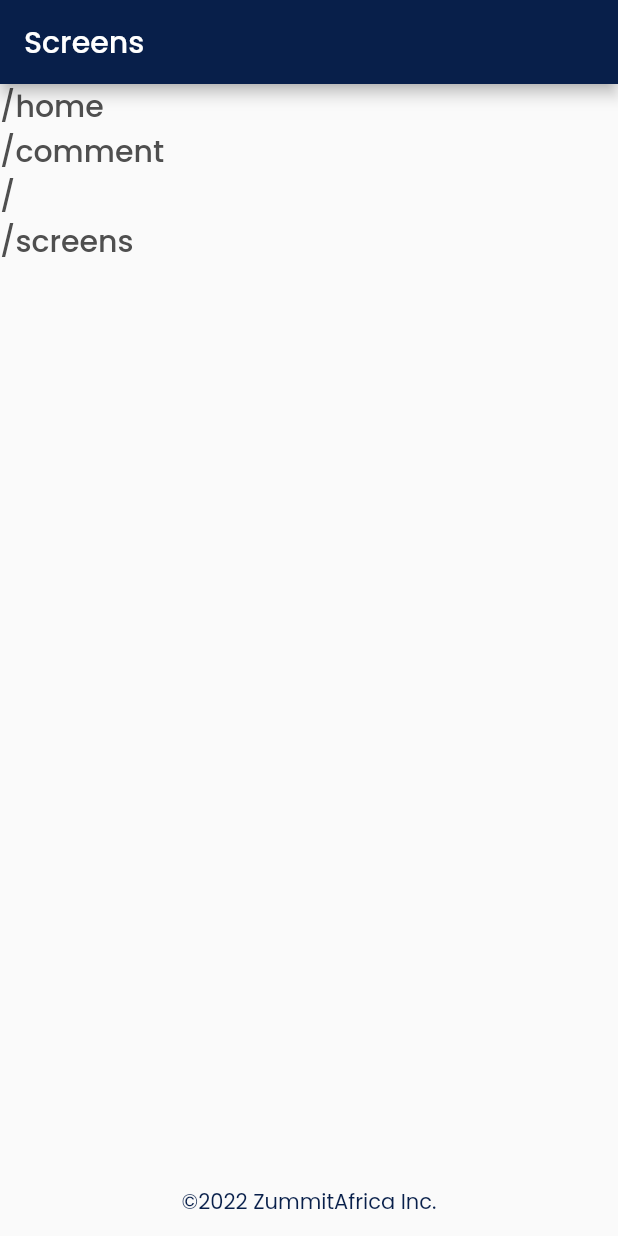
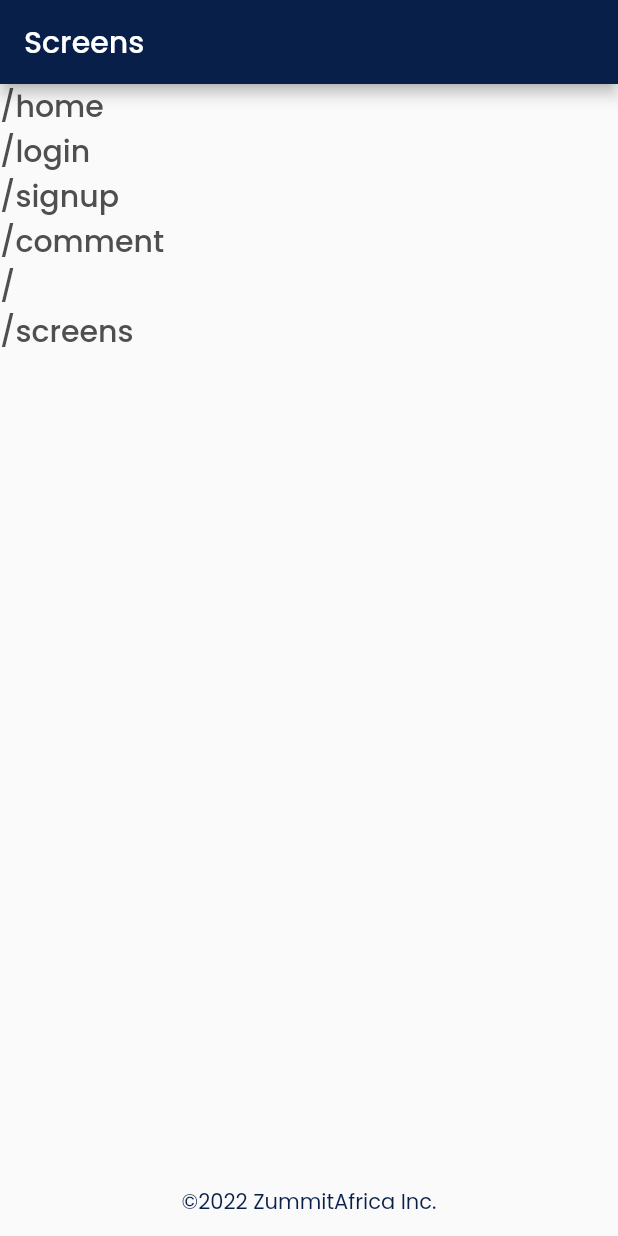
Before and after one commit to Zummit-Africa-Inc/sumry_man_mobile, a Flutter app: the screen it shows after launch, on a phone screen of 412 x 824 dp. Run offline on Flutter 3.47's test engine with Material 2 defaults, Android fonts, the phone set to English and light mode, and no system bars; our stand-ins replace google_fonts.

Commit message:
merged Mikhaeel branch

```diff
--- a/lib/components/buttons.dart
+++ b/lib/components/buttons.dart
@@ -1,5 +1,7 @@
 import 'package:flutter/material.dart';
 import 'package:sumry_app/utils/designs/colors.dart';
+
+import '../utils/designs/styles.dart';
 
 class AppButton extends StatelessWidget {
   final VoidCallback? onPressed;
--- a/lib/models/pages.dart
+++ /dev/null
@@ -1,4 +0,0 @@
-class SumryManApp {
-  static String signUpPath = '/';
-  static String signInPath = 'signIn';
-}
--- a/lib/screens/about_screen.dart
+++ b/lib/screens/about_screen.dart
@@ -1,7 +1,8 @@
 // ignore_for_file: prefer_const_constructors
 
 import 'package:flutter/material.dart';
-import 'package:sumry_app/utilis/designs/colors.dart';
+
+import '../utils/designs/colors.dart';
 
 class AboutScreen extends StatelessWidget {
   const AboutScreen({Key? key}) : super(key: key);
--- a/lib/screens/login_screen.dart
+++ b/lib/screens/login_screen.dart
@@ -1,11 +1,12 @@
 import 'package:flutter/material.dart';
-import 'package:sumry_app/components/buttons.dart';
-import 'package:sumry_app/components/spacers.dart';
-import 'package:sumry_app/models/pages.dart';
-import 'package:sumry_app/utilis/designs/assets.dart';
-import 'package:sumry_app/utilis/designs/colors.dart';
-import 'package:sumry_app/utilis/designs/styles.dart';
-import 'package:sumry_app/utilis/res/res_profile.dart';
+
+import '../components/buttons.dart';
+import '../components/spacers.dart';
+import '../utils/designs/assets.dart';
+import '../utils/designs/colors.dart';
+import '../utils/designs/routes.dart';
+import '../utils/designs/styles.dart';
+import '../utils/res/res_profile.dart';
 
 class SignInScreen extends StatefulWidget {
   const SignInScreen({Key? key}) : super(key: key);
@@ -103,7 +104,7 @@ class _SignInScreenState extends State<SignInScreen> {
                 ),
               ),
               vSpace(space * 3.0),
-              primaaryMediumButton(
+              AppButton(
                 onPressed: () {},
                 text: ResLogInScreen.login,
               ),
@@ -119,7 +120,7 @@ class _SignInScreenState extends State<SignInScreen> {
                   hSpace(space / 3),
                   InkWell(
                     onTap: () {
-                      Navigator.pushNamed(context, SumryManApp.signUpPath);
+                      Navigator.pushNamed(context, Routes.signup);
                     },
                     child: Text(
                       ResLogInScreen.signUp,
--- a/lib/utils/designs/routes.dart
+++ b/lib/utils/designs/routes.dart
@@ -2,26 +2,29 @@ import 'package:flutter/widgets.dart';
 
 import '../../screens/comment_screen.dart';
 import '../../screens/home_screen.dart';
+import '../../screens/login_screen.dart';
 import '../../screens/screens.dart';
+import '../../screens/sign_up_screen.dart';
 import '../../screens/splash_screen.dart';
 
 class Routes {
   Routes._();
 
-  static String about = "/about";
-  static String home = "/home";
-  static String login = "/login";
-  static String signup = "/signup";
-  static String onboarding = "/welcome";
-  static String comment = "/comment";
-  static String screens = "/screens";
-  static String splash = "/";
+  static const String about = "/about";
+  static const String home = "/home";
+  static const String login = "/login";
+  static const String signup = "/signup";
+  static const String onboarding = "/welcome";
+  static const String comment = "/comment";
+  static const String screens = "/screens";
+  static const String splash = "/";
 
   static Map<String, Widget Function(BuildContext)> routes = {
     // onboarding: (context) => const OnboardingScreen(),
     home: (context) => const HomeScreen(),
     // about: (context) => const DashboardScreen(),
-    // login: (context) => const ClientsScreen(),
+    login: (context) => const SignInScreen(),
+    signup: (context) => const SignUpScreen(),
     comment: (context) => const CommentScreen(),
     splash: (context) => const SplashScreen(),
     screens: (context) => const Screens(),
--- a/lib/utils/designs/styles.dart
+++ b/lib/utils/designs/styles.dart
@@ -1,6 +1,5 @@
 import 'package:flutter/material.dart';
 import 'package:google_fonts/google_fonts.dart';
-;
 
 import 'colors.dart';
 
@@ -16,9 +15,7 @@ final sOnBoarding2BigText = GoogleFonts.poppins(
 
 final sOnBoarding2SmallText = GoogleFonts.poppins(
     textStyle: const TextStyle(
-        fontWeight: FontWeight.w400, fontSize: 16, color: kTextColor
-    )
-);
+        fontWeight: FontWeight.w400, fontSize: 16, color: kTextColor));
 
 final sButtonTextStyle = GoogleFonts.inter(
   textStyle: const TextStyle(
@@ -36,7 +33,6 @@ final sHintTextStyle = GoogleFonts.poppins(
   ),
 );
 
-
 final sSignUpTextStyle = GoogleFonts.poppins(
   textStyle: const TextStyle(
     fontWeight: FontWeight.w600,
```
Also changed, not shown: lib/screens/sign_up_screen.dart (+14 -13 lines), lib/utils/res/res_profile.dart (+17 -2 lines).
